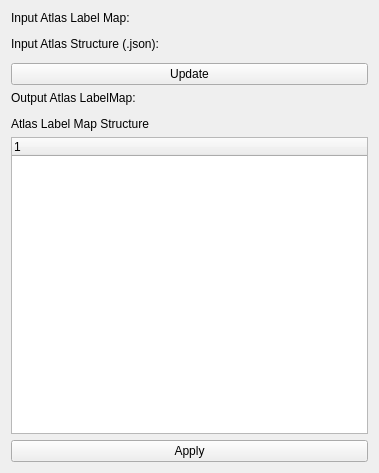
First picture: the form in AtlasEditor/Resources/UI/AtlasEditor.ui, repository PerkLab/SlicerOpenAnatomy, before the edit.
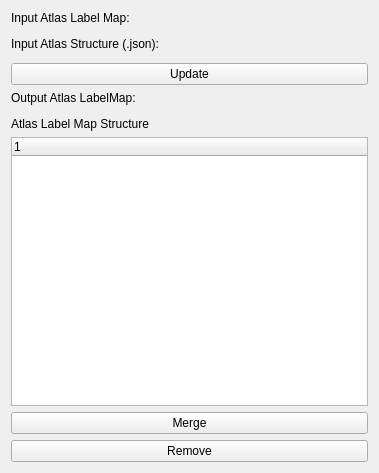
Second picture: the form after the edit. Custom widgets are drawn as their Qt base class.

The edit to the form file:
```diff
--- a/AtlasEditor/Resources/UI/AtlasEditor.ui
+++ b/AtlasEditor/Resources/UI/AtlasEditor.ui
@@ -94,7 +94,14 @@
    <item>
     <widget class="QPushButton" name="applyButton">
      <property name="text">
-      <string>Apply</string>
+      <string>Merge</string>
+     </property>
+    </widget>
+   </item>
+   <item>
+    <widget class="QPushButton" name="removeButton">
+     <property name="text">
+      <string>Remove</string>
      </property>
     </widget>
    </item>
```
Left out of the diff: 2 changed lines with no effect on the pictures.
